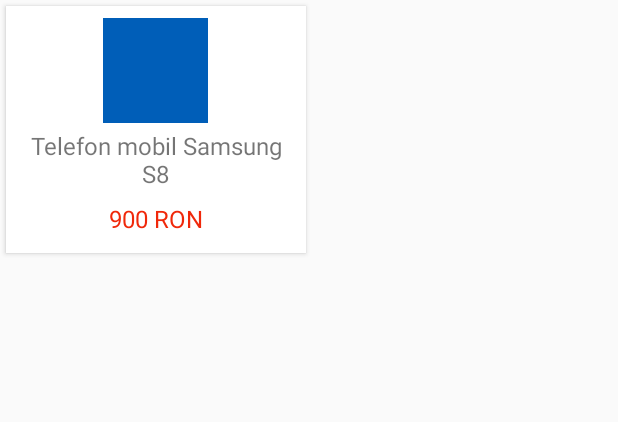
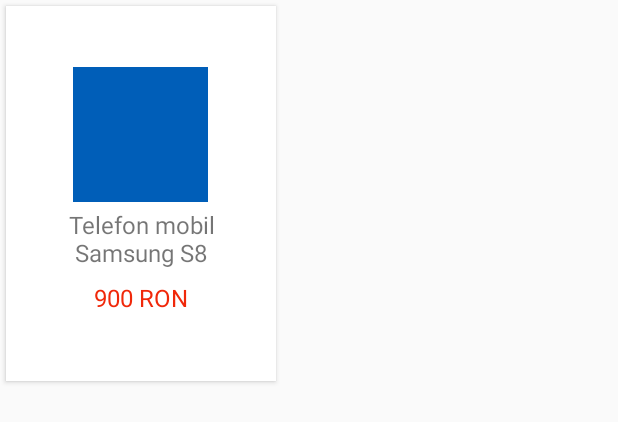
Before and after one commit to DDsix/hackathon_2018, an Android app: the layout item_recommendation_product.xml on its own in the app's theme, with its tools: preview values and no code run, on a phone screen of 412 x 824 dp. Shown: the top 422 px of the screen. Run offline under Robolectric (Android 15) with nearby library versions, the phone set to English and light mode, and no system bars.

Commit message:
More UI tweaks

```diff
--- a/app/src/main/res/layout/item_recommendation_product.xml
+++ b/app/src/main/res/layout/item_recommendation_product.xml
@@ -3,23 +3,23 @@
         xmlns:android="http://schemas.android.com/apk/res/android"
         xmlns:tools="http://schemas.android.com/tools"
         xmlns:app="http://schemas.android.com/apk/res-auto"
-        android:layout_width="200dp"
-        android:layout_height="wrap_content"
+        android:layout_width="180dp"
+        android:layout_height="250dp"
         app:cardCornerRadius="0dp"
         app:cardBackgroundColor="@color/white"
         android:layout_margin="4dp">
 
     <LinearLayout
             android:layout_width="match_parent"
-            android:layout_height="wrap_content"
+            android:layout_height="match_parent"
             android:orientation="vertical"
-            android:gravity="center_horizontal"
+            android:gravity="center"
             android:padding="8dp">
 
         <ImageView
                 android:id="@+id/ivProductImage"
-                android:layout_width="70dp"
-                android:layout_height="70dp"
+                android:layout_width="90dp"
+                android:layout_height="90dp"
                 tools:background="@color/colorPrimary"/>
 
         <TextView
```
